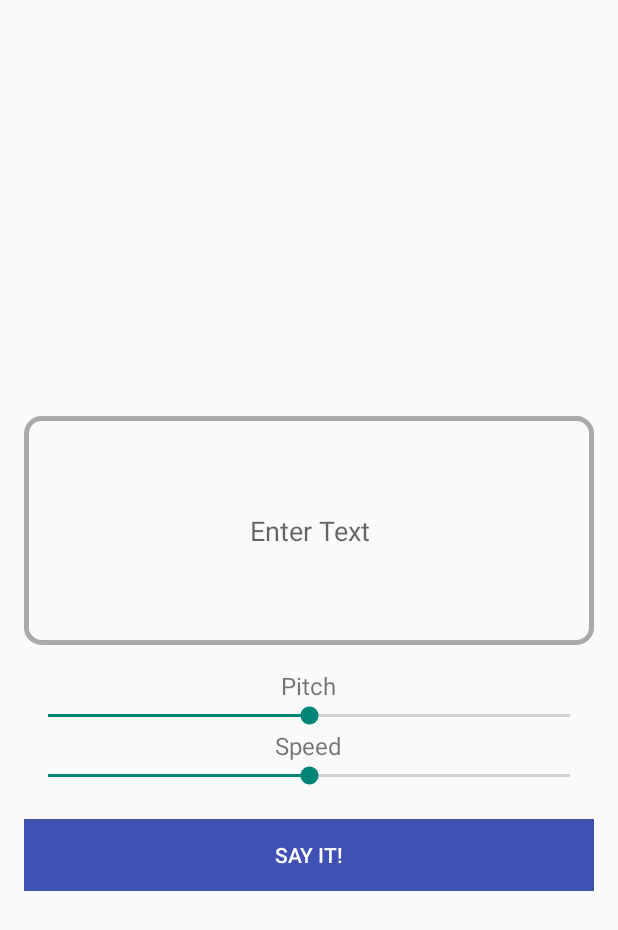
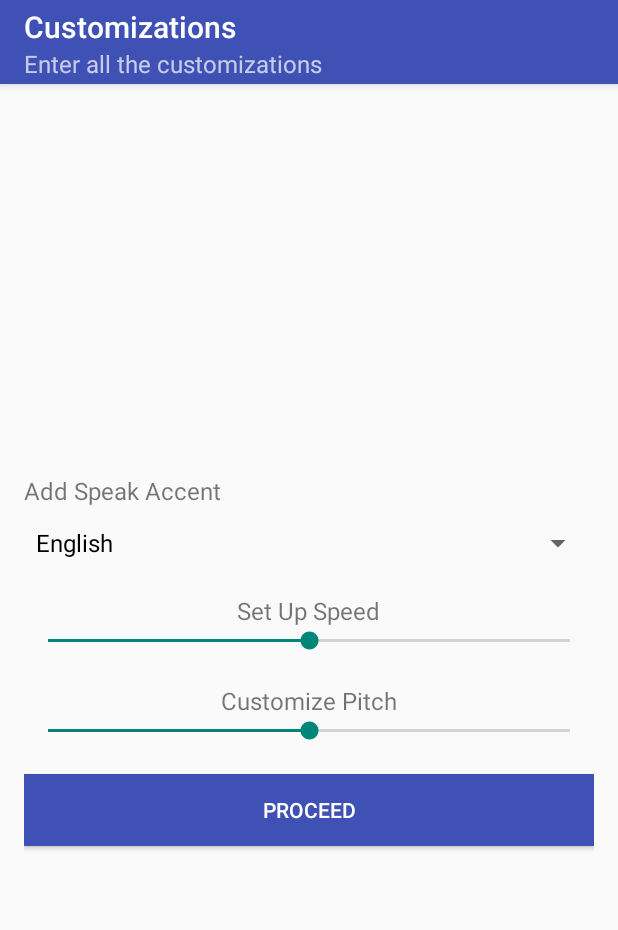
Before and after one commit to anshul7931/ReadAloud, an Android app: the screen it shows after launch (SpeakActivity before the commit, CustomizationActivity after it), after a tap on "READ OUT LOUD", on a phone screen of 412 x 824 dp. Shown: the top 930 px of the screen. Run offline under Robolectric (Android 15) with nearby library versions, the phone set to English and light mode, and no system bars; libraries missing offline, so code that uses them is left out: com.google.android.gms, com.theartofdev.edmodo.

Commit message:
Added customization layer in between

```diff
--- a/app/src/main/AndroidManifest.xml
+++ b/app/src/main/AndroidManifest.xml
@@ -24,7 +24,8 @@
             android:name="com.theartofdev.edmodo.cropper.CropImageActivity"
             android:theme="@style/AppTheme" /> <!-- optional (needed if default theme has no action bar) -->
 
-        <activity android:name=".SpeakActivity"></activity>
+        <activity android:name=".SpeakActivity" />
+        <activity android:name=".CustomizationActivity" />
     </application>
 
 </manifest>
--- /dev/null
+++ b/app/src/main/java/thegeekmodule/com/readaloud/CustomizationActivity.java
@@ -0,0 +1,62 @@
+package thegeekmodule.com.readaloud;
+
+import android.content.Intent;
+import android.support.v7.app.ActionBar;
+import android.support.v7.app.AppCompatActivity;
+import android.os.Bundle;
+import android.view.View;
+import android.widget.ArrayAdapter;
+import android.widget.Button;
+import android.widget.Spinner;
+import android.widget.Toast;
+
+import java.util.HashMap;
+import java.util.Locale;
+import java.util.Map;
+
+public class CustomizationActivity extends AppCompatActivity {
+
+    private Button mProceed;
+
+    private Spinner mSelectLocale;
+    Map<String,Locale> localeMap = new HashMap<>();
+    Locale[] locales = new Locale[]{Locale.ENGLISH,Locale.GERMAN,Locale.FRENCH};
+
+    private String msg = "";
+
+    @Override
+    protected void onCreate(Bundle savedInstanceState) {
+        super.onCreate(savedInstanceState);
+        setContentView(R.layout.activity_customization);
+        mProceed = (Button)findViewById(R.id.proceedBtn);
+        mSelectLocale = (Spinner)findViewById(R.id.selectLocale);
+        msg = getIntent().getStringExtra("content");
+
+        ActionBar actionBar = getSupportActionBar();
+        actionBar.setTitle("Customizations");
+        actionBar.setSubtitle("Enter all the customizations");
+
+
+        for(int i=0;i<locales.length;i++){
+            localeMap.put(locales[i].getDisplayLanguage(),locales[i]);
+        }
+        String[] items = new String[localeMap.size()];
+        int index =0;
+        for(Map.Entry<String,Locale> locale : localeMap.entrySet()){
+            items[index] = locale.getKey();
+            index++;
+        }
+        ArrayAdapter<String> adapter = new ArrayAdapter<>(this, android.R.layout.simple_spinner_dropdown_item, items);
+        mSelectLocale.setAdapter(adapter);
+
+
+        mProceed.setOnClickListener(new View.OnClickListener() {
+            @Override
+            public void onClick(View view) {
+                Intent i = new Intent(getApplicationContext(), SpeakActivity.class);
+                i.putExtra("content",msg);
+                startActivity(i);
+            }
+        });
+    }
+}
--- a/app/src/main/java/thegeekmodule/com/readaloud/MainActivity.java
+++ b/app/src/main/java/thegeekmodule/com/readaloud/MainActivity.java
@@ -61,6 +61,7 @@ public class MainActivity extends AppCompatActivity {
     String cameraPermission[];
     String storagePermission[];
 
+    String msg = "";
     Uri image_uri;
 
     @Override
@@ -84,7 +85,8 @@ public class MainActivity extends AppCompatActivity {
             @Override
             public void onClick(View view) {
                 if(!mResultEt.getText().equals("") || mResultEt.getText()!=null) {
-                    Intent i = new Intent(getApplicationContext(), SpeakActivity.class);
+                    Intent i = new Intent(getApplicationContext(), CustomizationActivity.class);
+                    i.putExtra("content",msg);
                     startActivity(i);
                 }else{
                     Toast.makeText(getApplicationContext(),"Nothing to Speak",Toast.LENGTH_SHORT).show();
@@ -255,7 +257,8 @@ public class MainActivity extends AppCompatActivity {
                             sb.append("\n");
                         }
                         //set text to edit text
-                        mResultEt.setText(sb.toString());
+                        msg=sb.toString();
+                        mResultEt.setText(msg);
                     }
                 }else if(resultCode == CropImage.CROP_IMAGE_ACTIVITY_RESULT_ERROR_CODE){
                     Exception error = result.getError();
--- a/app/src/main/java/thegeekmodule/com/readaloud/SpeakActivity.java
+++ b/app/src/main/java/thegeekmodule/com/readaloud/SpeakActivity.java
@@ -21,41 +21,22 @@ public class SpeakActivity extends Activity {
 
     private TextToSpeech mTTS;
     private EditText mEditText;
-    private SeekBar mSeekBarPitch;
-    private SeekBar mSeekBarSpeed;
     private Button mButtonSpeak;
-    private Spinner mSelectLocale;
-    Map<String,Locale> localeMap = new HashMap<>();
-    //        Locale[] locales = Locale.getAvailableLocales();
-    Locale[] locales = new Locale[]{Locale.ENGLISH,Locale.GERMAN,Locale.FRENCH};
+    private String msg = "";
+
 
     @Override
     protected void onCreate(Bundle savedInstanceState) {
         super.onCreate(savedInstanceState);
         setContentView(R.layout.activity_speak);
+        msg = getIntent().getStringExtra("content");
 
         mButtonSpeak = (Button)findViewById(R.id.button_speak);
         mEditText = (EditText)findViewById(R.id.edit_text);
-        mSeekBarPitch = (SeekBar)findViewById(R.id.seek_bar_pitch);
-        mSeekBarSpeed = (SeekBar)findViewById(R.id.seek_bar_speed);
-        mSelectLocale = (Spinner)findViewById(R.id.selectLocale);
 
 
-        for(int i=0;i<locales.length;i++){
-            localeMap.put(locales[i].getDisplayLanguage(),locales[i]);
-        }
-        String[] items = new String[localeMap.size()];
-        int index =0;
-        for(Map.Entry<String,Locale> locale : localeMap.entrySet()){
-            items[index] = locale.getKey();
-            index++;
-        }
-        ArrayAdapter<String> adapter = new ArrayAdapter<>(this, android.R.layout.simple_spinner_dropdown_item, items);
-        mSelectLocale.setAdapter(adapter);
-        //TODO enable visibility
-        mSelectLocale.setVisibility(View.INVISIBLE);
-
-        createTextToSpeakObject(Locale.GERMAN);
+        mEditText.setText(msg);
+        createTextToSpeakObject(Locale.US);
 
         mButtonSpeak.setOnClickListener(new View.OnClickListener() {
             @Override
@@ -68,10 +49,11 @@ public class SpeakActivity extends Activity {
     private void speak() {
         //createTextToSpeakObject(localeMap.get(mSelectLocale.getSelectedItem().toString()));
         String text = mEditText.getText().toString();
-        float pitch = (float) mSeekBarPitch.getProgress() / 50;
-        if (pitch < 0.1) pitch = 0.1f;
-        float speed = (float) mSeekBarSpeed.getProgress() / 50;
-        if (speed < 0.1) speed = 0.1f;
+//        float pitch = (float) mSeekBarPitch.getProgress() / 50;
+//        if (pitch < 0.1) pitch = 0.1f;
+//        float speed = (float) mSeekBarSpeed.getProgress() / 50;
+//        if (speed < 0.1) speed = 0.1f;
+        float pitch = 0.5f,speed=0.5f;
         mTTS.setPitch(pitch);
         mTTS.setSpeechRate(speed);
         mTTS.speak(text, TextToSpeech.QUEUE_FLUSH, null);
--- /dev/null
+++ b/app/src/main/res/layout/activity_customization.xml
@@ -0,0 +1,63 @@
+<?xml version="1.0" encoding="utf-8"?>
+<LinearLayout xmlns:android="http://schemas.android.com/apk/res/android"
+    xmlns:app="http://schemas.android.com/apk/res-auto"
+    xmlns:tools="http://schemas.android.com/tools"
+    android:layout_width="match_parent"
+    android:layout_height="match_parent"
+    android:orientation="vertical"
+    android:gravity="center"
+    android:padding="16dp"
+    tools:context="thegeekmodule.com.readaloud.CustomizationActivity">
+
+    <TextView
+        android:layout_width="wrap_content"
+        android:layout_height="wrap_content"
+        android:text="Add Speak Accent"
+        android:layout_gravity="left"
+        android:textSize="16sp"/>
+
+    <Spinner
+        android:id="@+id/selectLocale"
+        android:layout_width="match_parent"
+        android:layout_height="wrap_content"
+        android:spinnerMode="dialog"
+        android:layout_marginBottom="10dp"/>
+
+    <TextView
+        android:layout_width="wrap_content"
+        android:layout_height="wrap_content"
+        android:text="Set Up Speed"
+        android:textSize="16sp"/>
+
+    <SeekBar
+        android:theme="@style/Base.Theme.AppCompat.Light.DarkActionBar"
+        android:id="@+id/seek_bar_speed"
+        android:layout_width="match_parent"
+        android:layout_height="wrap_content"
+        android:progress="50"
+        android:layout_marginBottom="20dp"/>
+
+    <TextView
+        android:layout_width="wrap_content"
+        android:layout_height="wrap_content"
+        android:text="Customize Pitch"
+        android:textSize="16sp"/>
+
+    <SeekBar
+        android:theme="@style/Base.Theme.AppCompat.Light.DarkActionBar"
+        android:id="@+id/seek_bar_pitch"
+        android:layout_width="match_parent"
+        android:layout_height="wrap_content"
+        android:progress="50" />
+
+    <Button
+        android:id="@+id/proceedBtn"
+        android:layout_marginTop="20dp"
+        android:layout_gravity="center_horizontal"
+        android:background="@color/colorPrimary"
+        android:textColor="#fff"
+        android:layout_width="match_parent"
+        android:layout_height="wrap_content"
+        android:text="Proceed"/>
+
+</LinearLayout>
--- a/app/src/main/res/layout/activity_speak.xml
+++ b/app/src/main/res/layout/activity_speak.xml
@@ -9,12 +9,6 @@
     android:padding="16dp"
     tools:context="thegeekmodule.com.readaloud.SpeakActivity">
 
-    <Spinner
-        android:id="@+id/selectLocale"
-        android:layout_width="match_parent"
-        android:layout_height="wrap_content"
-        android:spinnerMode="dropdown"
-        android:prompt="@string/enterLocale"/>
 
     <EditText
         android:id="@+id/edit_text"
@@ -27,32 +21,6 @@
         android:theme="@style/Base.Theme.AppCompat.Light.DarkActionBar"
         android:layout_marginBottom="16dp"/>
 
-    <TextView
-        android:layout_width="wrap_content"
-        android:layout_height="wrap_content"
-        android:text="Pitch"
-        android:textSize="16sp"/>
-
-    <SeekBar
-        android:theme="@style/Base.Theme.AppCompat.Light.DarkActionBar"
-        android:id="@+id/seek_bar_pitch"
-        android:layout_width="match_parent"
-        android:layout_height="wrap_content"
-        android:progress="50" />
-
-    <TextView
-        android:layout_width="wrap_content"
-        android:layout_height="wrap_content"
-        android:text="Speed"
-        android:textSize="16sp"/>
-
-    <SeekBar
-        android:theme="@style/Base.Theme.AppCompat.Light.DarkActionBar"
-        android:id="@+id/seek_bar_speed"
-        android:layout_width="match_parent"
-        android:layout_height="wrap_content"
-        android:progress="50"
-        android:layout_marginBottom="20dp"/>
 
     <Button
         android:layout_gravity="center_horizontal"
```
